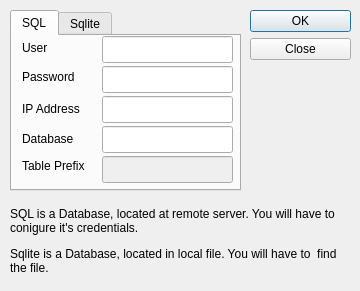
Qt form accounting_sql/dialog_selectdb.ui (streamx3/ltr-acc) before a commit.
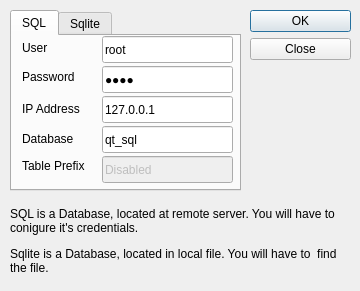
The same form after that commit. Icons and pictures are not drawn.

Commit message: * Corrected icon in UI files

```diff
--- a/accounting_sql/dialog_selectdb.ui
+++ b/accounting_sql/dialog_selectdb.ui
@@ -66,6 +66,9 @@
        <height>27</height>
       </rect>
      </property>
+     <property name="text">
+      <string>root</string>
+     </property>
     </widget>
     <widget class="QLineEdit" name="lineEdit_2">
      <property name="geometry">
@@ -76,6 +79,12 @@
        <height>27</height>
       </rect>
      </property>
+     <property name="text">
+      <string>2301</string>
+     </property>
+     <property name="echoMode">
+      <enum>QLineEdit::Password</enum>
+     </property>
     </widget>
     <widget class="QLineEdit" name="lineEdit_3">
      <property name="geometry">
@@ -86,6 +95,9 @@
        <height>27</height>
       </rect>
      </property>
+     <property name="text">
+      <string>127.0.0.1</string>
+     </property>
     </widget>
     <widget class="QLineEdit" name="lineEdit_4">
      <property name="geometry">
@@ -96,6 +108,9 @@
        <height>27</height>
       </rect>
      </property>
+     <property name="text">
+      <string>qt_sql</string>
+     </property>
     </widget>
     <widget class="QLabel" name="label_ip">
      <property name="geometry">
@@ -161,6 +176,9 @@
        <height>27</height>
       </rect>
      </property>
+     <property name="text">
+      <string>Disabled</string>
+     </property>
     </widget>
     <widget class="QLabel" name="label_table">
      <property name="geometry">
```
Left out of the diff: 8 changed lines with no effect on the pictures. The commit also changes 2 other files.
